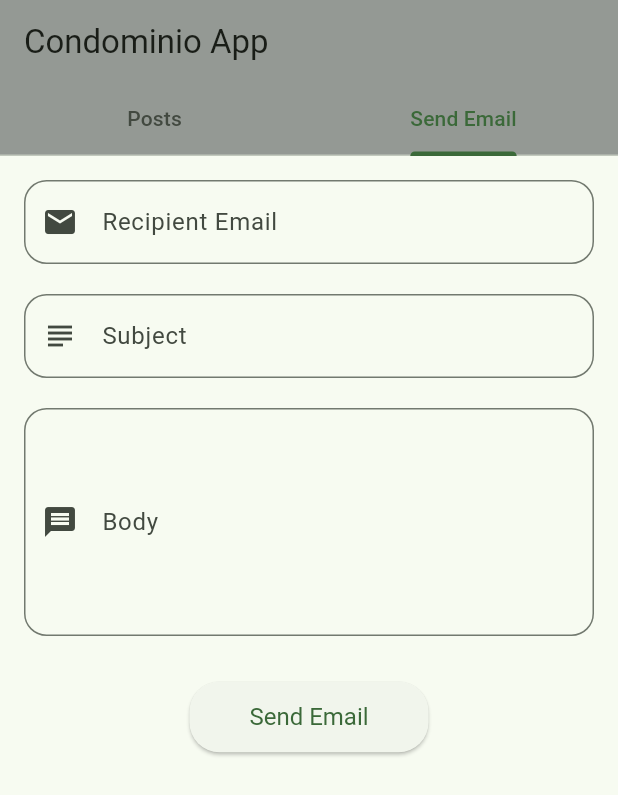
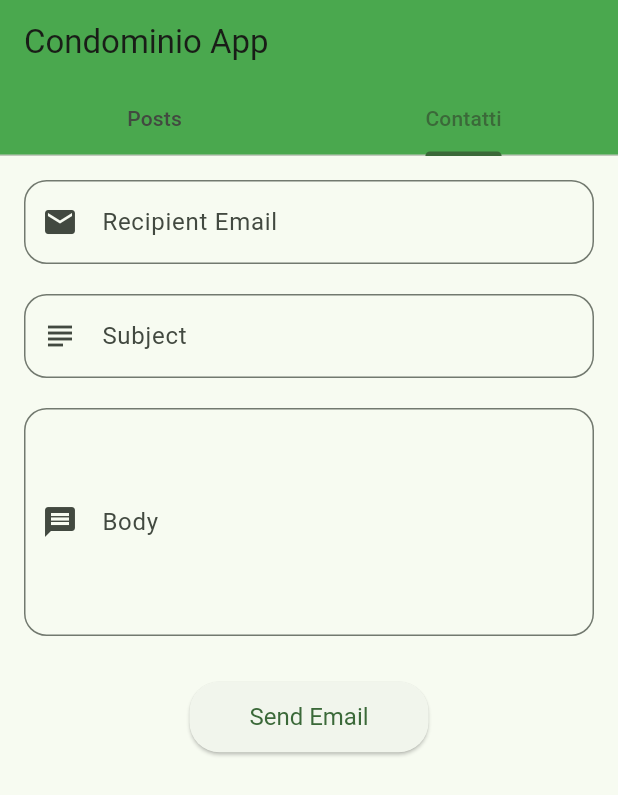
Before and after one commit to riccardopirani/appcondomini, a Flutter app: the screen it shows after launch, tab 2 chosen, on a phone screen of 412 x 824 dp. Shown: the top 795 px of the screen. Run offline on Flutter 3.47's test engine with Material 3 defaults, Android fonts, the phone set to English and light mode, and no system bars; network calls fail.

Commit message:
fix code

```diff
--- a/lib/main.dart
+++ b/lib/main.dart
@@ -76,12 +76,12 @@ class _MyHomePageState extends State<MyHomePage> {
         child: Scaffold(
           appBar: AppBar(
             title: Text(widget.title),
-            backgroundColor: Colors.grey,
+            backgroundColor: Colors.green,
             elevation: 5,
             bottom: const TabBar(
               tabs: [
                 Tab(text: 'Posts'),
-                Tab(text: 'Send Email'),
+                Tab(text: 'Contatti'),
               ],
             ),
           ),
```
